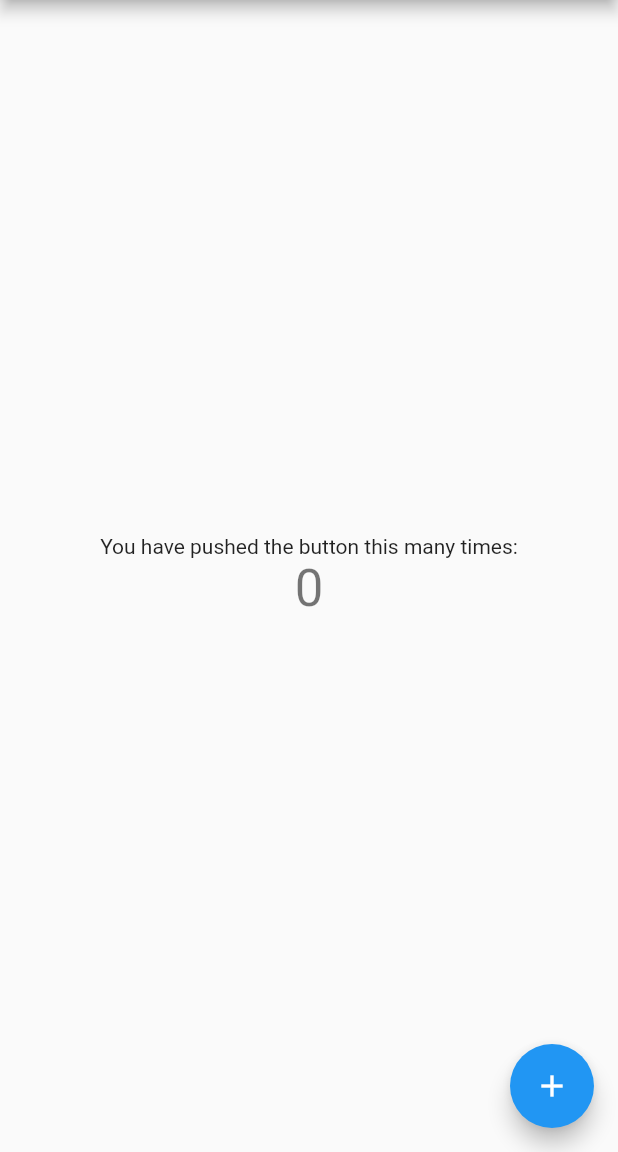
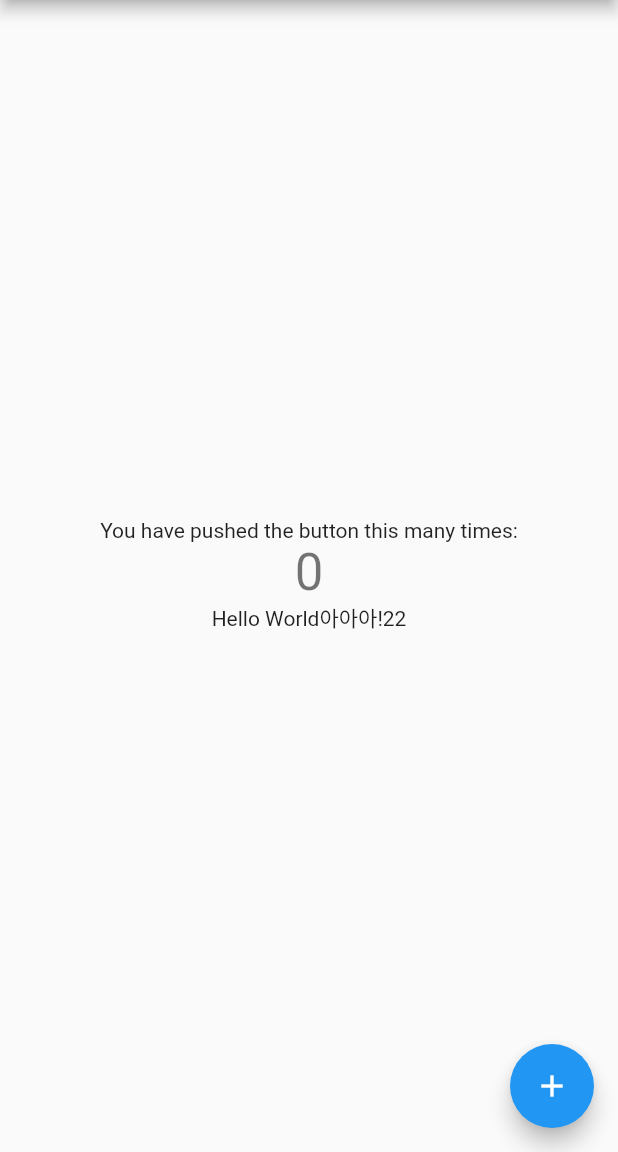
Before and after one commit to iinow/flutter_boilerplate, a Flutter app: the screen it shows after launch, on a phone screen of 412 x 824 dp, the part 84-1236 px from its top. Run offline on Flutter 3.47's test engine with Material 2 defaults, Android fonts, the phone set to English and light mode, and no system bars; generated files the repository leaves out were written again.

Commit message:
l10n 추가

```diff
--- /dev/null
+++ b/l10n.yaml
@@ -0,0 +1,3 @@
+arb-dir: lib/l10n
+template-arb-file: app_en.arb
+output-localization-file: app_localizations.dart
--- /dev/null
+++ b/lib/l10n/app_en.arb
@@ -0,0 +1,6 @@
+{
+  "helloWorld": "Hello World아아아!22",
+  "@helloWorld": {
+    "description": "The conventional newborn programmer greeting"
+  }
+}
--- /dev/null
+++ b/lib/l10n/app_ko.arb
@@ -0,0 +1,3 @@
+{
+    "helloWorld": "안녕?22"
+}
--- a/lib/main.dart
+++ b/lib/main.dart
@@ -1,4 +1,7 @@
 import 'package:flutter/material.dart';
+import 'package:flutter_localizations/flutter_localizations.dart';
+import 'package:flutter_gen/gen_l10n/app_localizations.dart';
+// import 'package:flutter_webrtc/flutter_webrtc.dart';
 
 void main() {
   runApp(const MyApp());
@@ -10,8 +13,25 @@ class MyApp extends StatelessWidget {
   // This widget is the root of your application.
   @override
   Widget build(BuildContext context) {
+    var localizationsDelegates = [
+      // GlobalMaterialLocalizations.delegate,
+      // GlobalWidgetsLocalizations.delegate,
+      // GlobalCupertinoLocalizations.delegate,
+    ];
+
+    var supportedLocales = [
+      // const Locale('ko', 'KR'),
+      // const Locale('en', 'EN'),
+    ];
+
+    var str = 'hello world';
+    // var deviceData = MediaQuery.of(context);
+    // deviceData.size
+
     return MaterialApp(
-      title: 'Flutter Demo',
+      title: 'Localizations Sample App',
+      localizationsDelegates: AppLocalizations.localizationsDelegates,
+      supportedLocales: AppLocalizations.supportedLocales,
       theme: ThemeData(
         // This is the theme of your application.
         //
@@ -24,7 +44,9 @@ class MyApp extends StatelessWidget {
         // is not restarted.
         primarySwatch: Colors.blue,
       ),
-      home: const MyHomePage(title: 'Flutter Demo Home Page'),
+      home: const MyHomePage(
+        title: 'Flutter Demo Home Page',
+      ),
       debugShowCheckedModeBanner: false,
     );
   }
@@ -50,6 +72,7 @@ class MyHomePage extends StatefulWidget {
 
 class _MyHomePageState extends State<MyHomePage> {
   int _counter = 0;
+  // final _localRenderer = RTCVideoRenderer();
 
   void _incrementCounter() {
     setState(() {
@@ -64,6 +87,16 @@ class _MyHomePageState extends State<MyHomePage> {
 
   @override
   Widget build(BuildContext context) {
+    const mediaConstraints = {
+      'audio': true,
+      'video': {'facingMode': 'user'},
+    };
+    // _localRenderer.initialize().then((value) => {print('성공')},
+    //     onError: (error) => {print('error: $error')});
+
+    // Helper.openCamera(mediaConstraints)
+    //     .then((value) => _localRenderer.srcObject = value);
+
     // This method is rerun every time setState is called, for instance as done
     // by the _incrementCounter method above.
     //
@@ -103,6 +136,8 @@ class _MyHomePageState extends State<MyHomePage> {
               '$_counter',
               style: Theme.of(context).textTheme.headline4,
             ),
+            Text(AppLocalizations.of(context)!.helloWorld),
+            // RTCVideoView(_localRenderer)
           ],
         ),
       ),
```
Also changed, not shown: pubspec.yaml (+7 -1 lines), pubspec.lock, 4 other files.
